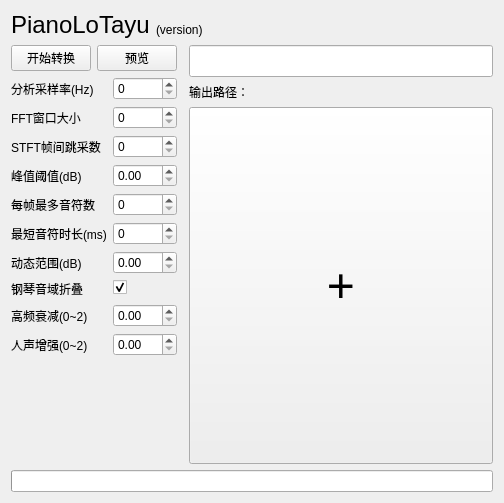
Above: src/pianolotayu/gui/main.ui from LYXOfficial/PianoLoTayu before the change. Below: the same form after it.
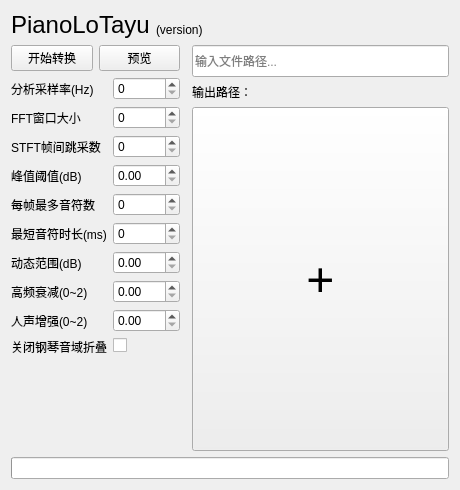
That is the form after the change.

Commit message: nightly: promoting gui

Patch:
```diff
--- a/src/pianolotayu/gui/main.ui
+++ b/src/pianolotayu/gui/main.ui
@@ -6,14 +6,14 @@
    <rect>
     <x>0</x>
     <y>0</y>
-    <width>504</width>
-    <height>503</height>
+    <width>460</width>
+    <height>490</height>
    </rect>
   </property>
   <property name="minimumSize">
    <size>
-    <width>0</width>
-    <height>0</height>
+    <width>460</width>
+    <height>490</height>
    </size>
   </property>
   <property name="windowTitle">
@@ -94,6 +94,9 @@
            <height>32</height>
           </size>
          </property>
+         <property name="placeholderText">
+          <string>输入文件路径...</string>
+         </property>
         </widget>
        </item>
       </layout>
@@ -158,6 +161,9 @@
            <verstretch>0</verstretch>
           </sizepolicy>
          </property>
+         <property name="maximum">
+          <number>999999</number>
+         </property>
          <property name="singleStep">
           <number>1000</number>
          </property>
@@ -178,6 +184,9 @@
            <verstretch>0</verstretch>
           </sizepolicy>
          </property>
+         <property name="maximum">
+          <number>999999</number>
+         </property>
          <property name="singleStep">
           <number>256</number>
          </property>
@@ -198,6 +207,9 @@
            <verstretch>0</verstretch>
           </sizepolicy>
          </property>
+         <property name="maximum">
+          <number>999999</number>
+         </property>
          <property name="singleStep">
           <number>32</number>
          </property>
@@ -218,6 +230,9 @@
            <verstretch>0</verstretch>
           </sizepolicy>
          </property>
+         <property name="maximum">
+          <double>999.000000000000000</double>
+         </property>
          <property name="singleStep">
           <double>0.500000000000000</double>
          </property>
@@ -238,6 +253,9 @@
            <verstretch>0</verstretch>
           </sizepolicy>
          </property>
+         <property name="maximum">
+          <number>999</number>
+         </property>
         </widget>
        </item>
        <item row="5" column="0">
@@ -255,6 +273,9 @@
            <verstretch>0</verstretch>
           </sizepolicy>
          </property>
+         <property name="maximum">
+          <number>999999</number>
+         </property>
         </widget>
        </item>
        <item row="6" column="0">
@@ -272,42 +293,22 @@
            <verstretch>0</verstretch>
           </sizepolicy>
          </property>
+         <property name="maximum">
+          <double>999.000000000000000</double>
+         </property>
          <property name="singleStep">
           <double>0.500000000000000</double>
          </property>
         </widget>
        </item>
-       <item row="7" column="1">
-        <widget class="QCheckBox" name="pianoLimitSwitch">
-         <property name="sizePolicy">
-          <sizepolicy hsizetype="Fixed" vsizetype="Fixed">
-           <horstretch>0</horstretch>
-           <verstretch>0</verstretch>
-          </sizepolicy>
-         </property>
-         <property name="text">
-          <string/>
-         </property>
-         <property name="checked">
-          <bool>true</bool>
-         </property>
-        </widget>
-       </item>
        <item row="7" column="0">
-        <widget class="QLabel" name="label_10">
-         <property name="text">
-          <string>钢琴音域折叠</string>
-         </property>
-        </widget>
-       </item>
-       <item row="8" column="0">
         <widget class="QLabel" name="label_12">
          <property name="text">
           <string>高频衰减(0~2)</string>
          </property>
         </widget>
        </item>
-       <item row="8" column="1">
+       <item row="7" column="1">
         <widget class="QDoubleSpinBox" name="highDampBox">
          <property name="sizePolicy">
           <sizepolicy hsizetype="Expanding" vsizetype="Fixed">
@@ -315,31 +316,60 @@
            <verstretch>0</verstretch>
           </sizepolicy>
          </property>
-         <property name="singleStep">
-          <double>0.050000000000000</double>
+         <property name="maximum">
+          <double>10.000000000000000</double>
          </property>
-        </widget>
-       </item>
-       <item row="9" column="1">
-        <widget class="QDoubleSpinBox" name="voiceBoostBox">
-         <property name="sizePolicy">
-          <sizepolicy hsizetype="Expanding" vsizetype="Fixed">
-           <horstretch>0</horstretch>
-           <verstretch>0</verstretch>
-          </sizepolicy>
-         </property>
          <property name="singleStep">
           <double>0.050000000000000</double>
          </property>
         </widget>
        </item>
-       <item row="9" column="0">
+       <item row="8" column="0">
         <widget class="QLabel" name="label_13">
          <property name="text">
           <string>人声增强(0~2)</string>
          </property>
         </widget>
        </item>
+       <item row="8" column="1">
+        <widget class="QDoubleSpinBox" name="voiceBoostBox">
+         <property name="sizePolicy">
+          <sizepolicy hsizetype="Expanding" vsizetype="Fixed">
+           <horstretch>0</horstretch>
+           <verstretch>0</verstretch>
+          </sizepolicy>
+         </property>
+         <property name="maximum">
+          <double>10.000000000000000</double>
+         </property>
+         <property name="singleStep">
+          <double>0.050000000000000</double>
+         </property>
+        </widget>
+       </item>
+       <item row="9" column="0">
+        <widget class="QLabel" name="label_10">
+         <property name="text">
+          <string>关闭钢琴音域折叠</string>
+         </property>
+        </widget>
+       </item>
+       <item row="9" column="1">
+        <widget class="QCheckBox" name="pianoLimitSwitch">
+         <property name="sizePolicy">
+          <sizepolicy hsizetype="Fixed" vsizetype="Fixed">
+           <horstretch>0</horstretch>
+           <verstretch>0</verstretch>
+          </sizepolicy>
+         </property>
+         <property name="text">
+          <string/>
+         </property>
+         <property name="checked">
+          <bool>false</bool>
+         </property>
+        </widget>
+       </item>
       </layout>
      </item>
     </layout>
```
The commit also changes 6 other files.
